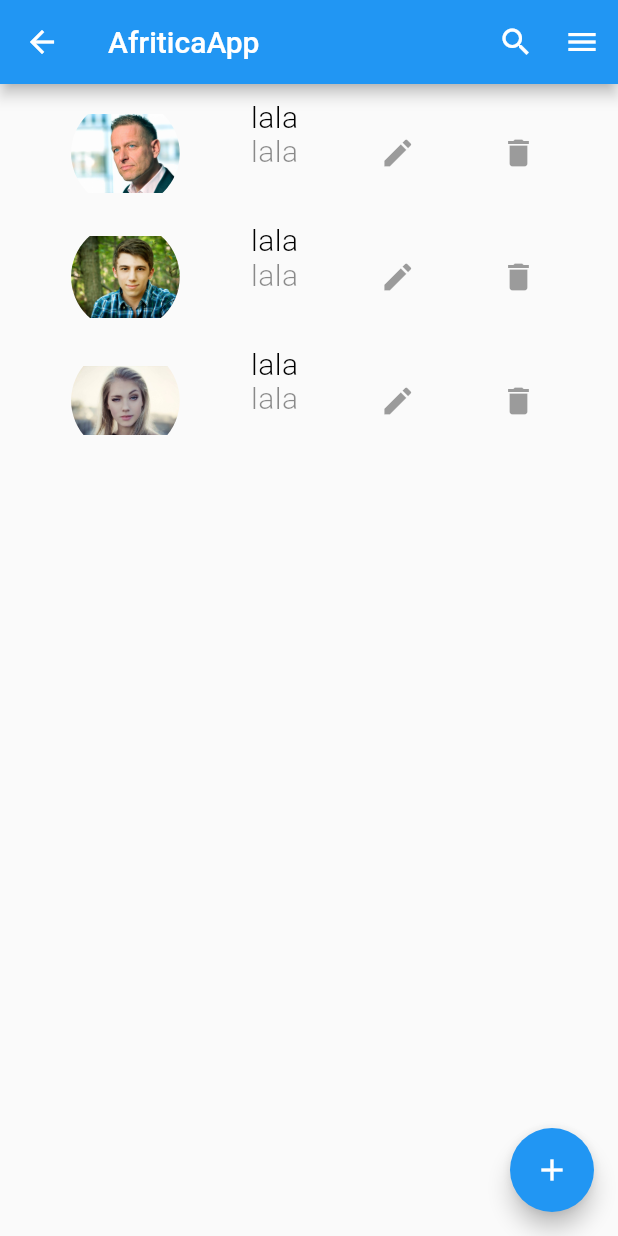
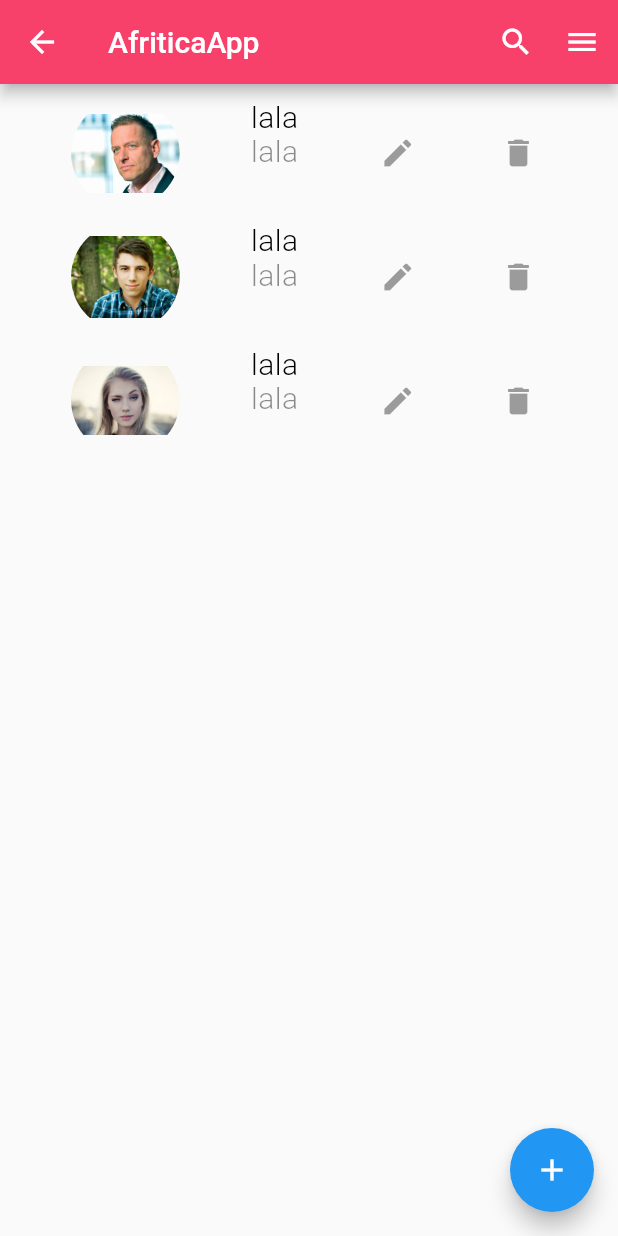
Before and after one commit to Wilopez95/AfriticApp_Mobile_Flutter, a Flutter app: the HomeScreen screen opened by its route, after a tap on "Productos", on a phone screen of 412 x 824 dp. Run offline on Flutter 3.47's test engine with Material 2 defaults, Android fonts, the phone set to English and light mode, and no system bars; missing offline and left inert: draggable_floating_button, swipedetector; network calls fail.

```diff
--- a/afriticapp/lib/Screens/Home/index.dart
+++ b/afriticapp/lib/Screens/Home/index.dart
@@ -324,7 +324,33 @@ class HomeScreenState extends State<HomeScreen> with TickerProviderStateMixin {
         child: Column(
           children: <Widget>[
             Column(
-              crossAxisAlignment: CrossAxisAlignment.center,
+            crossAxisAlignment: CrossAxisAlignment.center,
+            mainAxisSize: MainAxisSize.max,
+            mainAxisAlignment: MainAxisAlignment.start,
+            children: <Widget>[
+                  new GestureDetector(
+                      onTap: (){
+                        print("Container clicked");
+                      },
+                      child: new Container(
+                        width: 190.0,
+                        height: 190.0,
+                        decoration: new BoxDecoration(
+                        shape: BoxShape.circle,
+                        image: new DecorationImage(
+                            fit: BoxFit.fill,
+                            image: new NetworkImage(
+                                "https://res.cloudinary.com/demo/image/upload/q_auto/woman.jpg")
+                        )
+                    )),
+                  ),
+
+                new Text("Joselyn Arias",
+                    textScaleFactor: 1.5)
+              ],
+            ),
+            Column(
+            crossAxisAlignment: CrossAxisAlignment.center,
             mainAxisSize: MainAxisSize.max,
             mainAxisAlignment: MainAxisAlignment.center,
             children: flagadmin? botonesmenuadm:botonesmenu
--- a/afriticapp/lib/Screens/Login/index.dart
+++ b/afriticapp/lib/Screens/Login/index.dart
@@ -71,7 +71,7 @@ class LoginScreenState extends State<LoginScreen>
         context: context,
         builder: (context) {
           return AlertDialog(
-            title: Text('Recuperar Contraseña'),
+            title: Text('Recuperar contraseña'),
             content: TextField(
               decoration: InputDecoration(hintText: "Correo"),
               cursorColor: Color.fromRGBO(247, 64, 106, 1.0),
--- a/afriticapp/lib/Screens/Productos/index.dart
+++ b/afriticapp/lib/Screens/Productos/index.dart
@@ -21,6 +21,7 @@ class ProductosState extends State<Productos> {
   {
     AppBar appBar = new AppBar(
       title: Text("AfriticaApp"),
+      backgroundColor: Color.fromRGBO(247, 64, 106, 1.0),
       actions: <Widget>[
         IconButton(
           onPressed: () {
```
Also changed, not shown: 11 other files.
